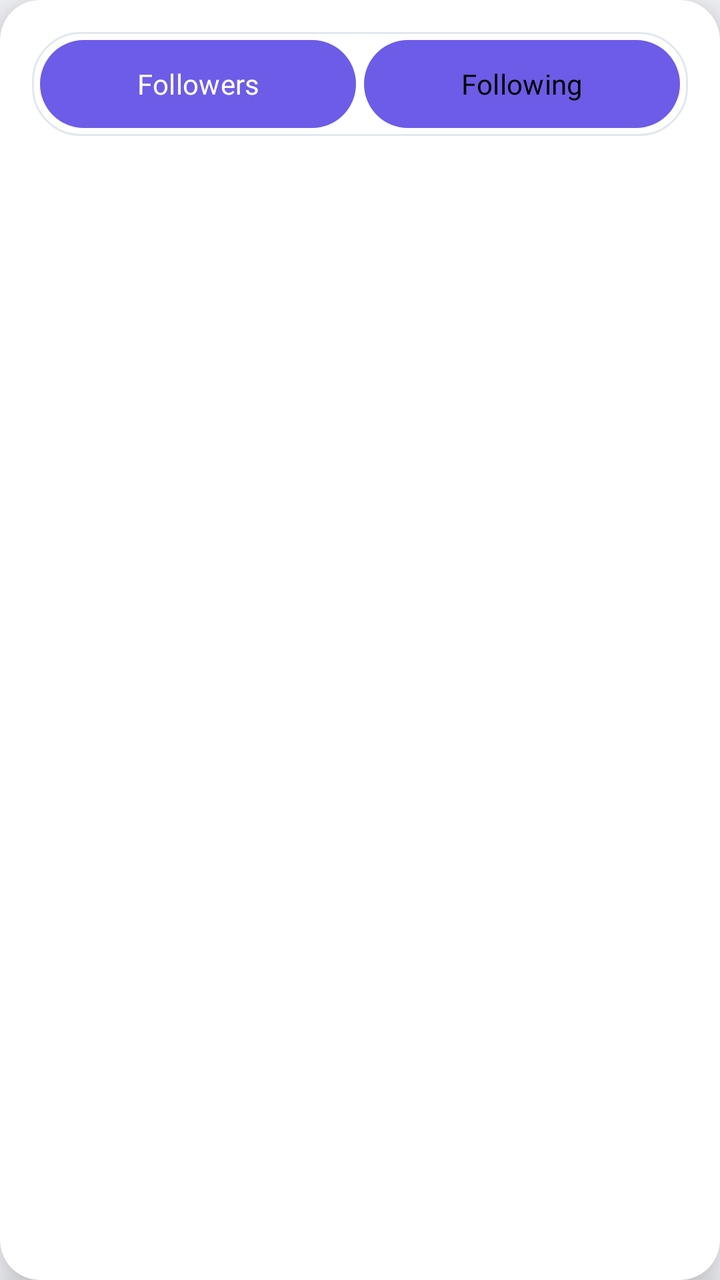
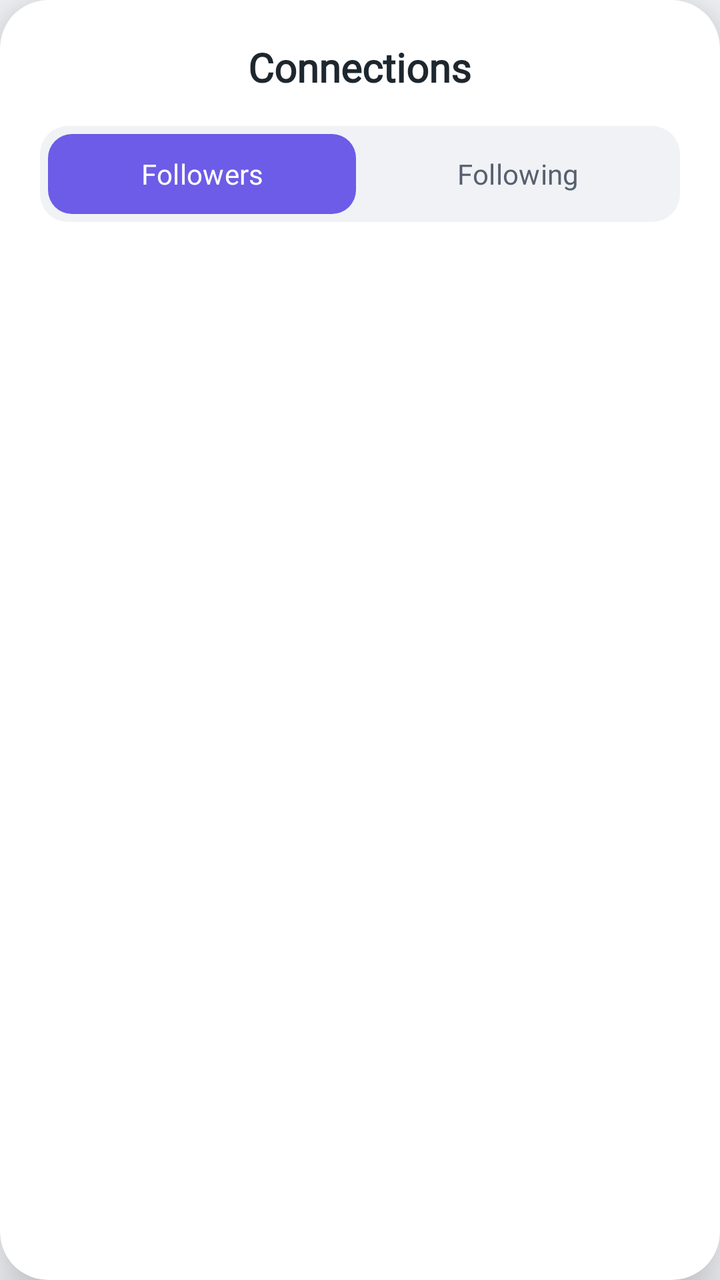

Before-and-after screenshots of an Android layout around one commit, followed by the original layout XML and the change that was made.
<!-- AndroidManifest.xml: application theme Theme.VisiBoard -->
<!-- res/layout/dialog_followers_list.xml -->
<?xml version="1.0" encoding="utf-8"?>
<androidx.cardview.widget.CardView xmlns:android="http://schemas.android.com/apk/res/android"
    xmlns:app="http://schemas.android.com/apk/res-auto"
    android:layout_width="match_parent"
    android:layout_height="wrap_content"
    app:cardCornerRadius="20dp"
    app:cardElevation="12dp"
    android:backgroundTint="@color/card_background">

    <LinearLayout
        android:layout_width="match_parent"
        android:layout_height="wrap_content"
        android:orientation="vertical"
        android:padding="16dp">

        
        <LinearLayout
            android:layout_width="match_parent"
            android:layout_height="wrap_content"
            android:orientation="horizontal"
            android:background="@drawable/bg_dialog"
            android:padding="4dp"
            android:layout_marginBottom="16dp">

            <Button
                android:id="@+id/btn_followers_tab"
                android:layout_width="0dp"
                android:layout_height="44dp"
                android:layout_weight="1"
                android:text="Followers"
                android:textColor="@color/button_text_primary"
                android:background="@drawable/btn_primary_selector"
                android:textAllCaps="false"
                android:fontFamily="@font/poppins_semibold"
                android:textSize="14sp"
                android:elevation="2dp" />

            <Button
                android:id="@+id/btn_following_tab"
                android:layout_width="0dp"
                android:layout_height="44dp"
                android:layout_weight="1"
                android:layout_marginStart="4dp"
                android:text="Following"
                android:textColor="@color/black"
                android:background="@drawable/btn_secondary_selector"
                android:textAllCaps="false"
                android:fontFamily="@font/poppins_semibold"
                android:textSize="14sp" />

        </LinearLayout>

        
        <androidx.recyclerview.widget.RecyclerView
            android:id="@+id/users_recycler"
            android:layout_width="match_parent"
            android:layout_height="wrap_content"
            android:maxHeight="400dp"
            android:nestedScrollingEnabled="true" />

        
        <TextView
            android:id="@+id/empty_state"
            android:layout_width="match_parent"
            android:layout_height="wrap_content"
            android:text="No users to show"
            android:textSize="15sp"
            android:textColor="@color/text_secondary"
            android:fontFamily="@font/poppins_regular"
            android:gravity="center"
            android:padding="32dp"
            android:visibility="gone" />

    </LinearLayout>

</androidx.cardview.widget.CardView>
<!-- resources referenced by this layout -->
<resources>
  <color name="black">#FF000000</color>
  <color name="button_text_primary">#FFFFFF</color>
  <color name="card_background">#FFFFFF</color>
  <color name="text_secondary">#57606F</color>
  <!-- drawable bg_dialog (drawable) -->
  <?xml version="1.0" encoding="utf-8"?>
  <shape xmlns:android="http://schemas.android.com/apk/res/android"
      android:shape="rectangle">
      <solid android:color="@color/dialog_background"/>
      <corners android:radius="24dp"/>
      <stroke android:width="1dp" android:color="@color/divider"/>
  </shape>
  <!-- drawable btn_primary_selector (drawable) -->
  <?xml version="1.0" encoding="utf-8"?>
  <selector xmlns:android="http://schemas.android.com/apk/res/android">
      <item android:state_pressed="true">
          <shape android:shape="rectangle">
              <solid android:color="@color/button_primary_pressed"/>
              <corners android:radius="30dp"/>
          </shape>
      </item>
      <item>
          <shape android:shape="rectangle">
              <solid android:color="@color/button_primary"/>
              <corners android:radius="30dp"/>
          </shape>
      </item>
  </selector>
  <!-- drawable btn_secondary_selector (drawable) -->
  <?xml version="1.0" encoding="utf-8"?>
  <selector xmlns:android="http://schemas.android.com/apk/res/android">
      <item android:state_pressed="true">
          <shape android:shape="rectangle">
              <solid android:color="@color/button_secondary_pressed"/>
              <corners android:radius="30dp"/>
          </shape>
      </item>
      <item>
          <shape android:shape="rectangle">
              <solid android:color="@color/button_secondary"/>
              <corners android:radius="30dp"/>
          </shape>
      </item>
  </selector>
  <style name="Theme.VisiBoard" parent="Base.Theme.VisiBoard" />
  <color name="dialog_background">#FFFFFF</color>
  <color name="divider">#E1E8ED</color>
  <color name="button_primary_pressed">#5849C7</color>
  <color name="button_primary">#6C5CE7</color>
  <color name="button_secondary_pressed">#D1D5DB</color>
  <color name="button_secondary">#E8EAED</color>
  <style name="Base.Theme.VisiBoard" parent="Theme.Material3.DayNight.NoActionBar">
          <item name="colorPrimary">@color/primary</item>
          <item name="colorPrimaryDark">@color/primaryDark</item>
          <item name="colorSecondary">@color/secondary</item>
          <item name="android:windowBackground">@color/background_light</item>
          <item name="android:textColor">@color/text_primary</item>
          <item name="android:statusBarColor">@color/primaryDark</item>
      </style>
  <color name="primary">#6C5CE7</color>
  <color name="primaryDark">#5849C7</color>
  <color name="secondary">#74B9FF</color>
  <color name="background_light">#F5F6FA</color>
  <color name="text_primary">#1E272E</color>
</resources>

<!-- the commit's change to res/layout/dialog_followers_list.xml (unified diff, before → after) -->
@@ -2,51 +2,62 @@
 <androidx.cardview.widget.CardView xmlns:android="http://schemas.android.com/apk/res/android"
     xmlns:app="http://schemas.android.com/apk/res-auto"
     android:layout_width="match_parent"
-    android:layout_height="wrap_content"
-    app:cardCornerRadius="20dp"
-    app:cardElevation="12dp"
+    android:layout_height="600dp" 
+    app:cardCornerRadius="24dp"
+    app:cardElevation="16dp"
     android:backgroundTint="@color/card_background">
 
     <LinearLayout
         android:layout_width="match_parent"
-        android:layout_height="wrap_content"
+        android:layout_height="match_parent"
         android:orientation="vertical"
-        android:padding="16dp">
+        android:padding="20dp">
+
+        
+        <TextView
+            android:layout_width="wrap_content"
+            android:layout_height="wrap_content"
+            android:text="Connections"
+            android:textSize="20sp"
+            android:textStyle="bold"
+            android:fontFamily="@font/poppins_semibold"
+            android:textColor="@color/text_primary"
+            android:layout_marginBottom="16dp"
+            android:layout_gravity="center_horizontal" />
 
         
         <LinearLayout
             android:layout_width="match_parent"
-            android:layout_height="wrap_content"
+            android:layout_height="48dp"
             android:orientation="horizontal"
-            android:background="@drawable/bg_dialog"
+            android:background="@drawable/bg_button_secondary"
             android:padding="4dp"
-            android:layout_marginBottom="16dp">
+            android:layout_marginBottom="20dp">
 
             <Button
                 android:id="@+id/btn_followers_tab"
                 android:layout_width="0dp"
-                android:layout_height="44dp"
+                android:layout_height="match_parent"
                 android:layout_weight="1"
                 android:text="Followers"
-                android:textColor="@color/button_text_primary"
-                android:background="@drawable/btn_primary_selector"
+                android:textSize="14sp"
+                android:textColor="@color/white"
+                android:background="@drawable/bg_button_gradient" 
                 android:textAllCaps="false"
-                android:fontFamily="@font/poppins_semibold"
-                android:textSize="14sp"
-                android:elevation="2dp" />
+                android:fontFamily="@font/poppins_semibold" />
 
             <Button
                 android:id="@+id/btn_following_tab"
                 android:layout_width="0dp"
-                android:layout_height="44dp"
+                android:layout_height="match_parent"
                 android:layout_weight="1"
                 android:layout_marginStart="4dp"
                 android:text="Following"
-                android:textColor="@color/black"
-                android:background="@drawable/btn_secondary_selector"
+                android:textSize="14sp"
+                android:textColor="@color/text_secondary"
+                android:background="?attr/selectableItemBackground"
                 android:textAllCaps="false"
-                android:fontFamily="@font/poppins_semibold"
-                android:textSize="14sp" />
+                android:fontFamily="@font/poppins_semibold" />
 
         </LinearLayout>
 
@@ -54,21 +65,21 @@
         <androidx.recyclerview.widget.RecyclerView
             android:id="@+id/users_recycler"
             android:layout_width="match_parent"
-            android:layout_height="wrap_content"
-            android:maxHeight="400dp"
-            android:nestedScrollingEnabled="true" />
+            android:layout_height="0dp"
+            android:layout_weight="1"
+            android:clipToPadding="false"
+            android:paddingBottom="16dp" />
 
         
         <TextView
             android:id="@+id/empty_state"
             android:layout_width="match_parent"
-            android:layout_height="wrap_content"
-            android:text="No users to show"
-            android:textSize="15sp"
+            android:layout_height="match_parent"
+            android:text="No users found"
+            android:textSize="16sp"
             android:textColor="@color/text_secondary"
             android:fontFamily="@font/poppins_regular"
             android:gravity="center"
-            android:padding="32dp"
             android:visibility="gone" />
 
     </LinearLayout>
<!-- resource entries referenced after the edit -->
@@ -1,56 +1,40 @@
 <!-- resources referenced by this layout -->
 <resources>
-  <color name="black">#FF000000</color>
-  <color name="button_text_primary">#FFFFFF</color>
   <color name="card_background">#FFFFFF</color>
   <color name="text_secondary">#57606F</color>
-  <!-- drawable bg_dialog (drawable) -->
-  <?xml version="1.0" encoding="utf-8"?>
-  <shape xmlns:android="http://schemas.android.com/apk/res/android"
-      android:shape="rectangle">
-      <solid android:color="@color/dialog_background"/>
-      <corners android:radius="24dp"/>
-      <stroke android:width="1dp" android:color="@color/divider"/>
-  </shape>
-  <!-- drawable btn_primary_selector (drawable) -->
+  <color name="white">#FFFFFFFF</color>
+  <!-- drawable bg_button_gradient (drawable) -->
   <?xml version="1.0" encoding="utf-8"?>
   <selector xmlns:android="http://schemas.android.com/apk/res/android">
       <item android:state_pressed="true">
           <shape android:shape="rectangle">
-              <solid android:color="@color/button_primary_pressed"/>
-              <corners android:radius="30dp"/>
+              <gradient
+                  android:angle="0"
+                  android:startColor="@color/primaryDark"
+                  android:endColor="@color/primary"
+                  android:type="linear" />
+              <corners android:radius="12dp" />
           </shape>
       </item>
       <item>
           <shape android:shape="rectangle">
-              <solid android:color="@color/button_primary"/>
-              <corners android:radius="30dp"/>
+              <gradient
+                  android:angle="0"
+                  android:startColor="@color/primary"
+                  android:endColor="@color/primaryLight"
+                  android:type="linear" />
+              <corners android:radius="12dp" />
           </shape>
       </item>
   </selector>
-  <!-- drawable btn_secondary_selector (drawable) -->
+  <!-- drawable bg_button_secondary (drawable) -->
   <?xml version="1.0" encoding="utf-8"?>
-  <selector xmlns:android="http://schemas.android.com/apk/res/android">
-      <item android:state_pressed="true">
-          <shape android:shape="rectangle">
-              <solid android:color="@color/button_secondary_pressed"/>
-              <corners android:radius="30dp"/>
-          </shape>
-      </item>
-      <item>
-          <shape android:shape="rectangle">
-              <solid android:color="@color/button_secondary"/>
-              <corners android:radius="30dp"/>
-          </shape>
-      </item>
-  </selector>
+  <shape xmlns:android="http://schemas.android.com/apk/res/android"
+      android:shape="rectangle">
+      <solid android:color="#F0F2F5" />
+      <corners android:radius="14dp" />
+  </shape>
   <style name="Theme.VisiBoard" parent="Base.Theme.VisiBoard" />
-  <color name="dialog_background">#FFFFFF</color>
-  <color name="divider">#E1E8ED</color>
-  <color name="button_primary_pressed">#5849C7</color>
-  <color name="button_primary">#6C5CE7</color>
-  <color name="button_secondary_pressed">#D1D5DB</color>
-  <color name="button_secondary">#E8EAED</color>
   <style name="Base.Theme.VisiBoard" parent="Theme.Material3.DayNight.NoActionBar">
           <item name="colorPrimary">@color/primary</item>
           <item name="colorPrimaryDark">@color/primaryDark</item>
@@ -60,6 +44,7 @@
           <item name="android:statusBarColor">@color/primaryDark</item>
       </style>
   <color name="primary">#6C5CE7</color>
+  <color name="primaryLight">#A29BFE</color>
   <color name="primaryDark">#5849C7</color>
   <color name="secondary">#74B9FF</color>
   <color name="background_light">#F5F6FA</color>
